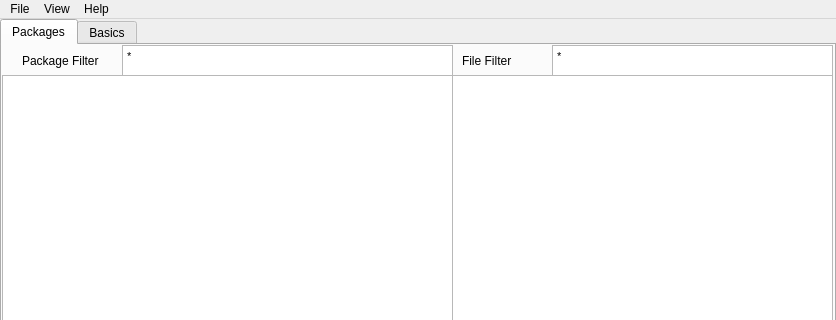
Qt form src/conan_app_launcher/ui/qt/app_grid.ui (goszpeti/conan_explorer) before a commit; both pictures show x 0 to 836 and y 0 to 320 of the 836 by 633 pixel window.
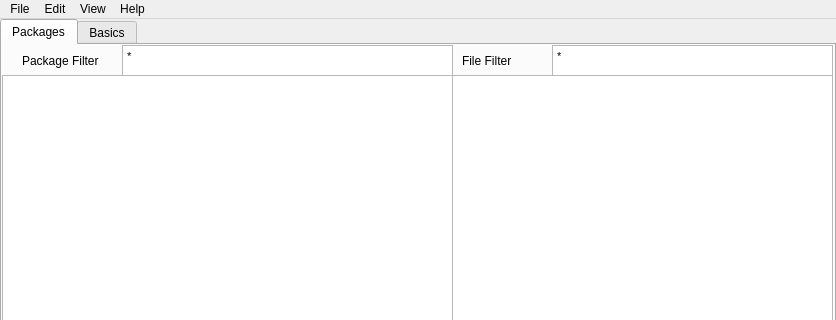
The same form after that commit. Icons and pictures are not drawn.

```diff
--- a/src/conan_app_launcher/ui/qt/app_grid.ui
+++ b/src/conan_app_launcher/ui/qt/app_grid.ui
@@ -343,7 +343,16 @@
     <addaction name="menu_set_display_channels"/>
     <addaction name="separator"/>
    </widget>
+   <widget class="QMenu" name="menuEdit">
+    <property name="title">
+     <string>Edit</string>
+    </property>
+    <addaction name="menu_add_remove_conan_link"/>
+    <addaction name="separator"/>
+    <addaction name="menu_clean_cache"/>
+   </widget>
    <addaction name="menu_file"/>
+   <addaction name="menuEdit"/>
    <addaction name="menuView"/>
    <addaction name="menu_help"/>
   </widget>
```
Left out of the diff: 12 changed lines with no effect on the pictures.
